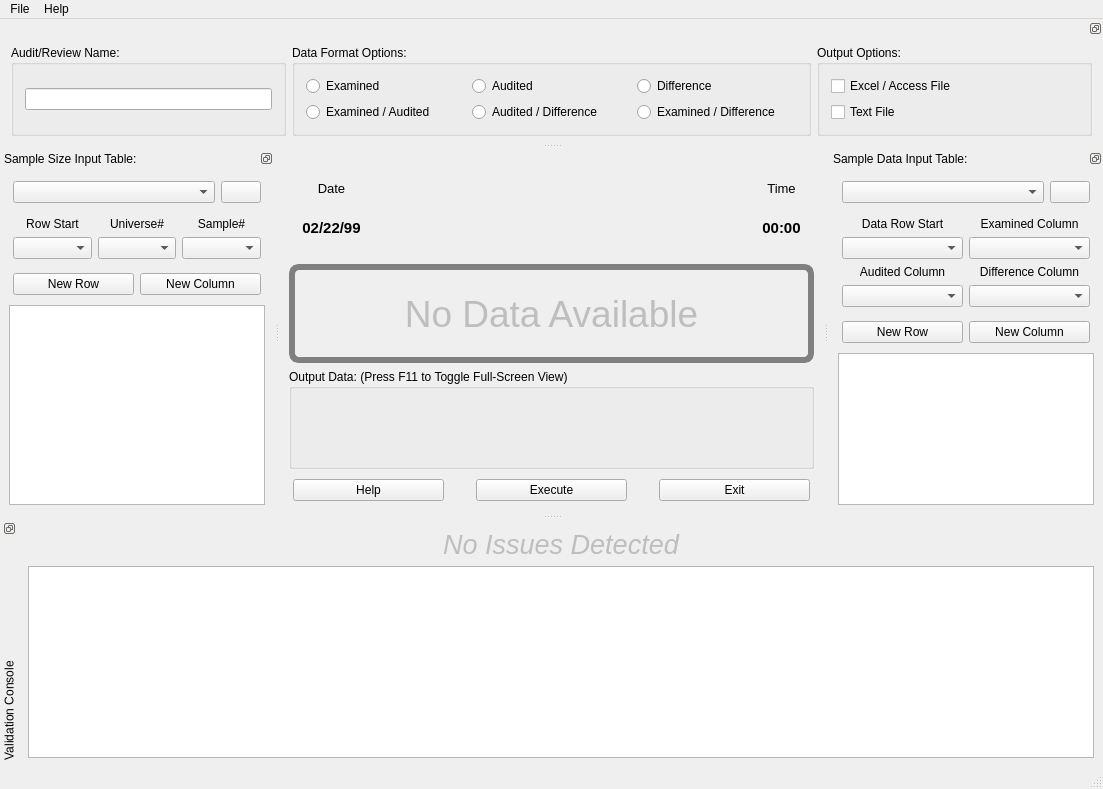
First picture: the form in products/RAT-STATS/rstats_modules/stratified_variable_appraisal/src/UIRStatsSVA.ui, repository cbtek/RStats2017, before the edit.
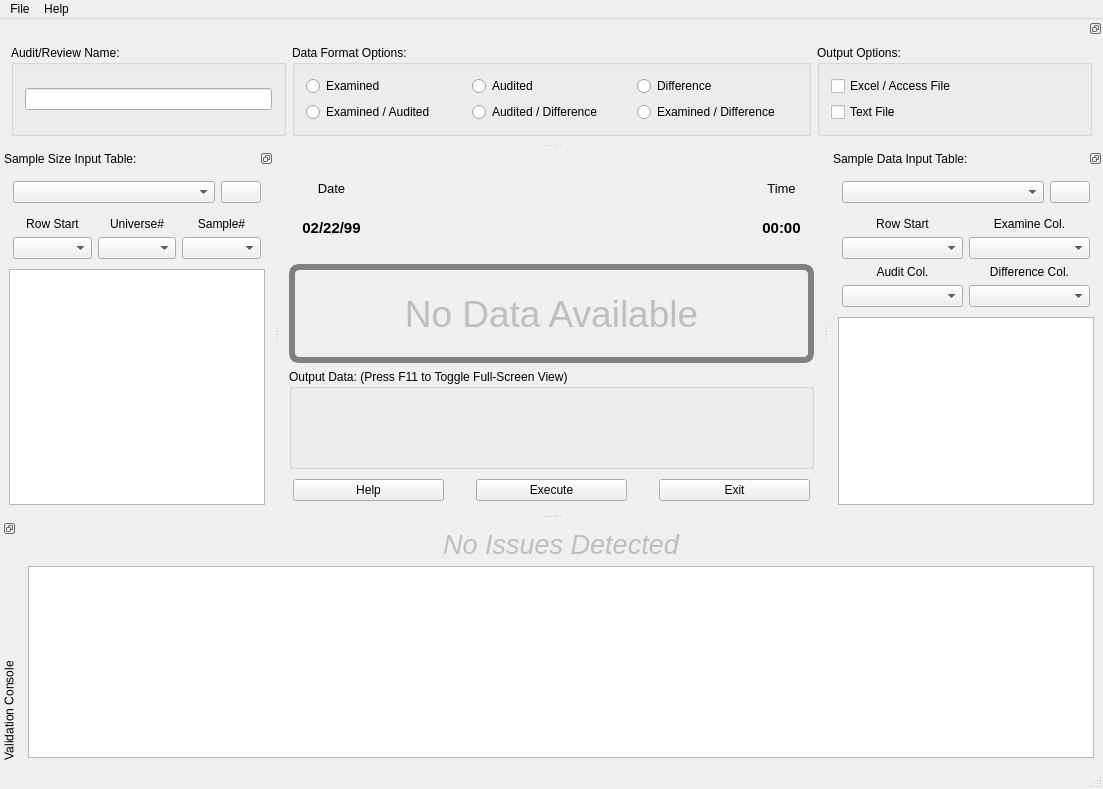
Second picture: the form after the edit.

Commit message: Removed support for editing tables in SVA and UAA Fixed text output for multisheet documents

The edit to the form file:
```diff
--- a/products/RAT-STATS/rstats_modules/stratified_variable_appraisal/src/UIRStatsSVA.ui
+++ b/products/RAT-STATS/rstats_modules/stratified_variable_appraisal/src/UIRStatsSVA.ui
@@ -528,7 +528,7 @@
    </attribute>
    <widget class="QWidget" name="dockWidgetContents_3">
     <layout class="QGridLayout" name="gridLayout_5">
-     <item row="4" column="0">
+     <item row="3" column="0">
       <widget class="QTableWidget" name="m_tblSizes">
        <property name="editTriggers">
         <set>QAbstractItemView::AllEditTriggers</set>
@@ -611,36 +611,6 @@
        </item>
       </layout>
      </item>
-     <item row="3" column="0">
-      <layout class="QHBoxLayout" name="horizontalLayout_5">
-       <property name="leftMargin">
-        <number>4</number>
-       </property>
-       <property name="topMargin">
-        <number>4</number>
-       </property>
-       <property name="rightMargin">
-        <number>4</number>
-       </property>
-       <property name="bottomMargin">
-        <number>4</number>
-       </property>
-       <item>
-        <widget class="QPushButton" name="m_btnAddRowSizeTable">
-         <property name="text">
-          <string>New Row</string>
-         </property>
-        </widget>
-       </item>
-       <item>
-        <widget class="QPushButton" name="m_btnAddColumnSizeTable">
-         <property name="text">
-          <string>New Column</string>
-         </property>
-        </widget>
-       </item>
-      </layout>
-     </item>
      <item row="0" column="0">
       <layout class="QGridLayout" name="gridLayout_7">
        <property name="leftMargin">
@@ -740,7 +710,7 @@
        <item row="0" column="0">
         <widget class="QLabel" name="m_lblDataRowStartDataTable">
          <property name="text">
-          <string>Data Row Start</string>
+          <string>Row Start</string>
          </property>
          <property name="alignment">
           <set>Qt::AlignCenter</set>
@@ -753,7 +723,7 @@
        <item row="2" column="0">
         <widget class="QLabel" name="m_lblAuditedDataTable">
          <property name="text">
-          <string>Audited Column</string>
+          <string>Audit Col.</string>
          </property>
          <property name="alignment">
           <set>Qt::AlignCenter</set>
@@ -763,7 +733,7 @@
        <item row="0" column="1">
         <widget class="QLabel" name="m_lblExaminedDataTable">
          <property name="text">
-          <string>Examined Column</string>
+          <string>Examine Col.</string>
          </property>
          <property name="alignment">
           <set>Qt::AlignCenter</set>
@@ -776,7 +746,7 @@
        <item row="2" column="1">
         <widget class="QLabel" name="m_lblDifferenceDataTable">
          <property name="text">
-          <string>Difference Column</string>
+          <string>Difference Col.</string>
          </property>
          <property name="alignment">
           <set>Qt::AlignCenter</set>
@@ -788,36 +758,6 @@
        </item>
       </layout>
      </item>
-     <item>
-      <layout class="QHBoxLayout" name="horizontalLayout_6">
-       <property name="leftMargin">
-        <number>4</number>
-       </property>
-       <property name="topMargin">
-        <number>4</number>
-       </property>
-       <property name="rightMargin">
-        <number>4</number>
-       </property>
-       <property name="bottomMargin">
-        <number>4</number>
-       </property>
-       <item>
-        <widget class="QPushButton" name="m_btnAddRowDataTable">
-         <property name="text">
-          <string>New Row</string>
-         </property>
-        </widget>
-       </item>
-       <item>
-        <widget class="QPushButton" name="m_btnAddColumnDataTable">
-         <property name="text">
-          <string>New Column</string>
-         </property>
-        </widget>
-       </item>
-      </layout>
-     </item>
      <item>
       <widget class="QTableWidget" name="m_tblData">
        <property name="editTriggers">
```
Left out of the diff: 6 changed lines with no effect on the pictures. The commit also changes 10 other files.
